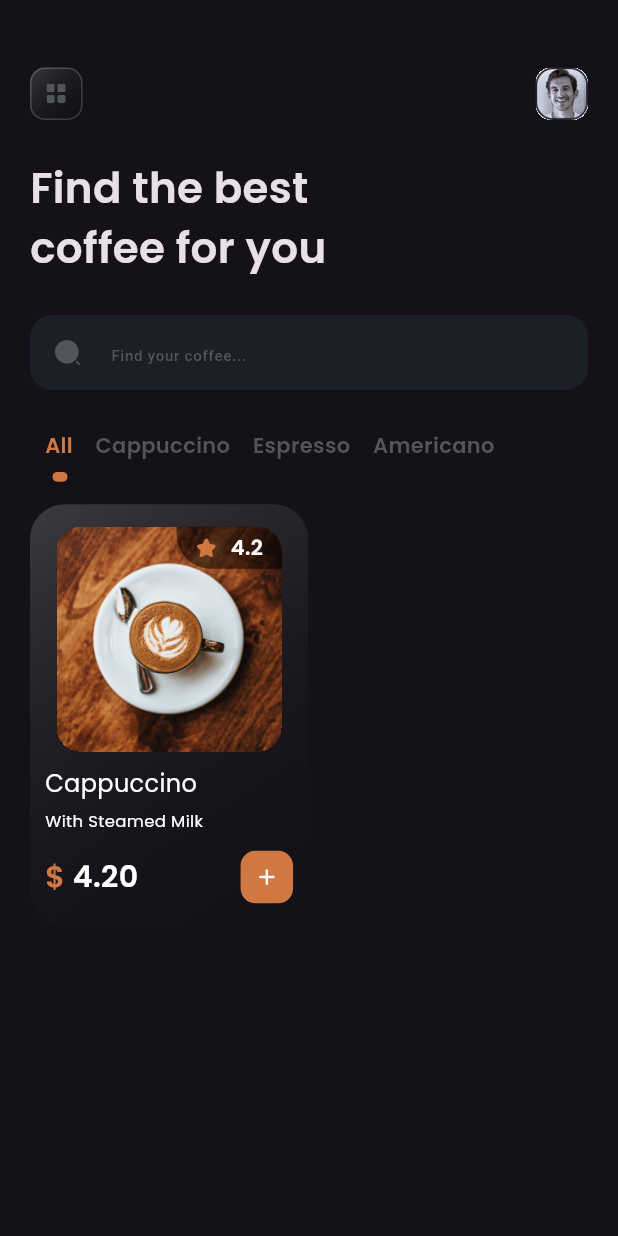
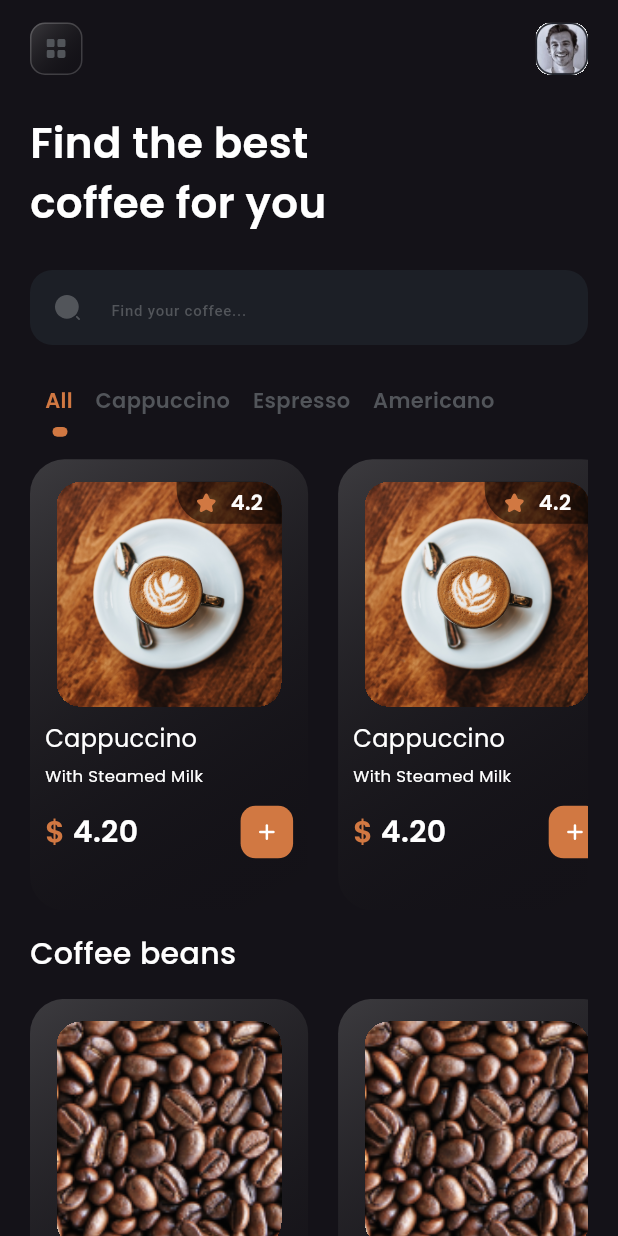
Before and after one commit to Debadrita438/flutter-coffee-shop, a Flutter app: the screen it shows after launch, on a phone screen of 412 x 824 dp. Run offline on Flutter 3.47's test engine with Material 3 defaults, Android fonts, the phone set to English and light mode, and no system bars; our stand-ins replace flutter_svg, hexcolor.

Commit message:
dashboard feature without bottom tab done

```diff
--- /dev/null
+++ b/lib/common_widgets/add_remove.dart
@@ -0,0 +1,33 @@
+import 'package:flutter/material.dart';
+import 'package:flutter_svg/svg.dart';
+import 'package:hexcolor/hexcolor.dart';
+
+import 'package:coffee_shop/utils/colors.dart';
+
+class AddRemove extends StatelessWidget {
+  const AddRemove({super.key, required this.addRemoveIcon});
+
+  final String addRemoveIcon;
+
+  @override
+  Widget build(BuildContext context) {
+    return InkWell(
+      onTap: () {},
+      child: Container(
+        height: 35,
+        width: 35,
+        padding: const EdgeInsets.all(12),
+        decoration: BoxDecoration(
+          color: HexColor(AppColor.orange),
+          borderRadius: const BorderRadius.all(
+            Radius.circular(10),
+          ),
+        ),
+        child: SvgPicture.asset(
+          addRemoveIcon,
+          semanticsLabel: 'My SVG Image',
+        ),
+      ),
+    );
+  }
+}
--- a/lib/common_widgets/index.dart
+++ b/lib/common_widgets/index.dart
@@ -1,3 +1,5 @@
 export 'package:coffee_shop/common_widgets/main_header.dart';
 export 'package:coffee_shop/common_widgets/semi_bold_text.dart';
 export 'package:coffee_shop/common_widgets/regular_text.dart';
+export 'package:coffee_shop/common_widgets/add_remove.dart';
+export 'package:coffee_shop/common_widgets/medium_text.dart';
--- /dev/null
+++ b/lib/common_widgets/medium_text.dart
@@ -0,0 +1,30 @@
+import 'package:flutter/material.dart';
+import 'package:hexcolor/hexcolor.dart';
+
+import 'package:coffee_shop/utils/colors.dart';
+
+class MediumText extends StatelessWidget {
+  const MediumText({
+    super.key,
+    required this.showText,
+    this.textColor = AppColor.white,
+    this.fontSize = 14,
+  });
+
+  final String showText;
+  final String textColor;
+  final double fontSize;
+
+  @override
+  Widget build(BuildContext context) {
+    return Text(
+      showText,
+      style: TextStyle(
+        fontFamily: 'Poppins',
+        fontWeight: FontWeight.w500,
+        color: HexColor(textColor),
+        fontSize: fontSize,
+      ),
+    );
+  }
+}
--- a/lib/features/landing/dashboard.dart
+++ b/lib/features/landing/dashboard.dart
@@ -1,14 +1,9 @@
-import 'package:coffee_shop/common_widgets/semi_bold_text.dart';
+import 'package:coffee_shop/features/landing/widgets/coffee_item.dart';
 import 'package:coffee_shop/features/landing/widgets/search_text_field.dart';
 import 'package:coffee_shop/features/landing/widgets/tab_nav.dart';
-import 'package:coffee_shop/utils/colors.dart';
-import 'package:flutter/cupertino.dart';
 import 'package:flutter/material.dart';
 
 import 'package:coffee_shop/common_widgets/index.dart';
-import 'package:flutter/widgets.dart';
-import 'package:flutter_svg/svg.dart';
-import 'package:hexcolor/hexcolor.dart';
 
 class DashboardScreen extends StatefulWidget {
   const DashboardScreen({super.key});
@@ -19,8 +14,6 @@ class DashboardScreen extends StatefulWidget {
 
 class _DashboardScreenState extends State<DashboardScreen> {
   final _searchController = TextEditingController();
-
-  final String _starIcon = 'assets/icons/star.svg';
 
   final String _plusIcon = 'assets/icons/plus.svg';
 
@@ -48,20 +41,19 @@ class _DashboardScreenState extends State<DashboardScreen> {
   @override
   Widget build(BuildContext context) {
     return Scaffold(
-      body: SingleChildScrollView(
-        padding: const EdgeInsets.symmetric(horizontal: 20, vertical: 45),
+      body: SafeArea(
+        child: SingleChildScrollView(
+          child: Padding(
+            padding: const EdgeInsets.symmetric(horizontal: 20, vertical: 15),
             child: Column(
+              mainAxisSize: MainAxisSize.min,
               crossAxisAlignment: CrossAxisAlignment.start,
               children: [
                 const MainHeader(),
                 const SizedBox(height: 25),
-            const Text(
-              'Find the best\ncoffee for you',
-              style: TextStyle(
+                const SemiBoldText(
+                  showText: 'Find the best\ncoffee for you',
                   fontSize: 28,
-                fontFamily: 'Poppins',
-                fontWeight: FontWeight.w600,
-              ),
                 ),
                 const SizedBox(height: 25),
                 SearchTextField(searchController: _searchController),
@@ -72,136 +64,44 @@ class _DashboardScreenState extends State<DashboardScreen> {
                   setIndexHandler: _setIndexHandler,
                 ),
                 const SizedBox(height: 15),
-            Container(
-              width: MediaQuery.of(context).size.width * 0.45,
-              padding: const EdgeInsets.symmetric(
-                horizontal: 10,
-                vertical: 15,
-              ),
-              decoration: BoxDecoration(
-                color: HexColor(AppColor.grayishBlack),
-                borderRadius: BorderRadius.circular(23),
-                gradient: const LinearGradient(
-                  colors: [
-                    Color.fromARGB(94, 128, 128, 128),
-                    Color.fromARGB(0, 0, 0, 0)
-                  ],
-                  begin: Alignment.topLeft,
-                  end: Alignment.bottomRight,
+                SizedBox(
+                  height: MediaQuery.of(context).size.width * 0.73,
+                  child: ListView.builder(
+                    itemCount: 10,
+                    scrollDirection: Axis.horizontal,
+                    itemBuilder: (context, index) {
+                      return CoffeeItemCard(
+                        addRemoveIcon: _plusIcon,
+                        showRating: true,
+                        coffeeImage: 'assets/images/coffee.png',
+                      );
+                    },
                   ),
                 ),
-              child: Column(
-                mainAxisSize: MainAxisSize.min,
-                children: [
-                  Stack(
-                    children: [
-                      Container(
-                        height: 150,
-                        width: 150,
-                        clipBehavior: Clip.hardEdge,
-                        decoration: BoxDecoration(
-                          borderRadius: BorderRadius.circular(16),
+                const SizedBox(height: 15),
+                const MediumText(
+                  showText: 'Coffee beans',
+                  fontSize: 20,
                 ),
-                        child: Image.asset(
-                          'assets/images/coffee.png',
-                          fit: BoxFit.fill,
+                const SizedBox(height: 15),
+                SizedBox(
+                  height: MediaQuery.of(context).size.width * 0.73,
+                  child: ListView.builder(
+                    itemCount: 10,
+                    scrollDirection: Axis.horizontal,
+                    itemBuilder: (context, index) {
+                      return CoffeeItemCard(
+                        addRemoveIcon: _plusIcon,
+                        showRating: false,
+                        coffeeImage: 'assets/images/beans.png',
+                      );
+                    },
                   ),
-                      ),
-                      Positioned(
-                        right: 0,
-                        height: 28,
-                        width: 70,
-                        child: Container(
-                          decoration: const BoxDecoration(
-                            color: Colors.black54,
-                            borderRadius: BorderRadius.only(
-                              topRight: Radius.circular(16),
-                              bottomLeft: Radius.circular(23),
-                            ),
-                          ),
-                          padding: const EdgeInsets.symmetric(
-                            horizontal: 8,
-                            vertical: 2,
-                          ),
-                          child: Row(
-                            mainAxisAlignment: MainAxisAlignment.spaceAround,
-                            children: [
-                              SizedBox(
-                                width: 15,
-                                height: 15,
-                                child: SvgPicture.asset(
-                                  _starIcon,
-                                  semanticsLabel: 'star',
-                                ),
-                              ),
-                              const SemiBoldText(
-                                showText: '4.2',
-                                fontSize: 14,
                 ),
               ],
             ),
           ),
         ),
-                    ],
-                  ),
-                  Container(
-                    width: double.infinity,
-                    margin: const EdgeInsets.only(top: 10),
-                    child: const RegularText(
-                      showText: 'Cappuccino',
-                      fontSize: 16,
-                    ),
-                  ),
-                  const SizedBox(height: 5),
-                  const SizedBox(
-                    width: double.infinity,
-                    child: RegularText(
-                      showText: 'With Steamed Milk',
-                      fontSize: 11,
-                    ),
-                  ),
-                  const SizedBox(height: 12),
-                  Row(
-                    mainAxisAlignment: MainAxisAlignment.spaceBetween,
-                    children: [
-                      const SizedBox(
-                        child: Row(
-                          children: [
-                            SemiBoldText(
-                              showText: '\$',
-                              textColor: AppColor.orange,
-                              fontSize: 20,
-                            ),
-                            SizedBox(width: 5),
-                            SemiBoldText(
-                              showText: '4.20',
-                              fontSize: 20,
-                            ),
-                          ],
-                        ),
-                      ),
-                      Container(
-                        height: 35,
-                        width: 35,
-                        padding: const EdgeInsets.all(12),
-                        decoration: BoxDecoration(
-                          color: HexColor(AppColor.orange),
-                          borderRadius: const BorderRadius.all(
-                            Radius.circular(10),
-                          ),
-                        ),
-                        child: SvgPicture.asset(
-                          _plusIcon,
-                          semanticsLabel: 'My SVG Image',
-                        ),
-                      ),
-                    ],
-                  ),
-                ],
-              ),
-            ),
-          ],
-        ),
       ),
     );
   }
--- /dev/null
+++ b/lib/features/landing/widgets/coffee_item.dart
@@ -0,0 +1,141 @@
+import 'package:flutter/material.dart';
+import 'package:flutter_svg/svg.dart';
+import 'package:hexcolor/hexcolor.dart';
+
+import 'package:coffee_shop/common_widgets/index.dart';
+import 'package:coffee_shop/utils/colors.dart';
+
+class CoffeeItemCard extends StatelessWidget {
+  const CoffeeItemCard({
+    super.key,
+    required this.addRemoveIcon,
+    required this.showRating,
+    required this.coffeeImage,
+  });
+
+  final String addRemoveIcon;
+  final bool showRating;
+  final String coffeeImage;
+
+  final String _starIcon = 'assets/icons/star.svg';
+
+  @override
+  Widget build(BuildContext context) {
+    return Container(
+      width: MediaQuery.of(context).size.width * 0.45,
+      padding: const EdgeInsets.symmetric(
+        horizontal: 10,
+        vertical: 15,
+      ),
+      margin: const EdgeInsets.only(right: 20),
+      decoration: BoxDecoration(
+        color: HexColor(AppColor.grayishBlack),
+        borderRadius: BorderRadius.circular(23),
+        gradient: const LinearGradient(
+          colors: [
+            Color.fromARGB(94, 128, 128, 128),
+            Color.fromARGB(0, 0, 0, 0)
+          ],
+          begin: Alignment.topLeft,
+          end: Alignment.bottomRight,
+        ),
+      ),
+      child: Column(
+        mainAxisSize: MainAxisSize.min,
+        children: [
+          Stack(
+            children: [
+              Container(
+                height: 150,
+                width: 150,
+                clipBehavior: Clip.hardEdge,
+                decoration: BoxDecoration(
+                  borderRadius: BorderRadius.circular(16),
+                ),
+                child: Image.asset(
+                  coffeeImage,
+                  fit: BoxFit.fill,
+                ),
+              ),
+              if (showRating)
+                Positioned(
+                  right: 0,
+                  height: 28,
+                  width: 70,
+                  child: Container(
+                    decoration: const BoxDecoration(
+                      color: Colors.black54,
+                      borderRadius: BorderRadius.only(
+                        topRight: Radius.circular(16),
+                        bottomLeft: Radius.circular(23),
+                      ),
+                    ),
+                    padding: const EdgeInsets.symmetric(
+                      horizontal: 8,
+                      vertical: 2,
+                    ),
+                    child: Row(
+                      mainAxisAlignment: MainAxisAlignment.spaceAround,
+                      children: [
+                        SizedBox(
+                          width: 15,
+                          height: 15,
+                          child: SvgPicture.asset(
+                            _starIcon,
+                            semanticsLabel: 'star',
+                          ),
+                        ),
+                        const SemiBoldText(
+                          showText: '4.2',
+                          fontSize: 14,
+                        ),
+                      ],
+                    ),
+                  ),
+                ),
+            ],
+          ),
+          Container(
+            width: double.infinity,
+            margin: const EdgeInsets.only(top: 10),
+            child: const RegularText(
+              showText: 'Cappuccino',
+              fontSize: 16,
+            ),
+          ),
+          const SizedBox(height: 5),
+          const SizedBox(
+            width: double.infinity,
+            child: RegularText(
+              showText: 'With Steamed Milk',
+              fontSize: 11,
+            ),
+          ),
+          const SizedBox(height: 12),
+          Row(
+            mainAxisAlignment: MainAxisAlignment.spaceBetween,
+            children: [
+              const SizedBox(
+                child: Row(
+                  children: [
+                    SemiBoldText(
+                      showText: '\$',
+                      textColor: AppColor.orange,
+                      fontSize: 20,
+                    ),
+                    SizedBox(width: 5),
+                    SemiBoldText(
+                      showText: '4.20',
+                      fontSize: 20,
+                    ),
+                  ],
+                ),
+              ),
+              AddRemove(addRemoveIcon: addRemoveIcon),
+            ],
+          ),
+        ],
+      ),
+    );
+  }
+}
```
Also changed, not shown: assets/images/beans.png (added). Lines whose indentation alone changed are shown as unchanged.
